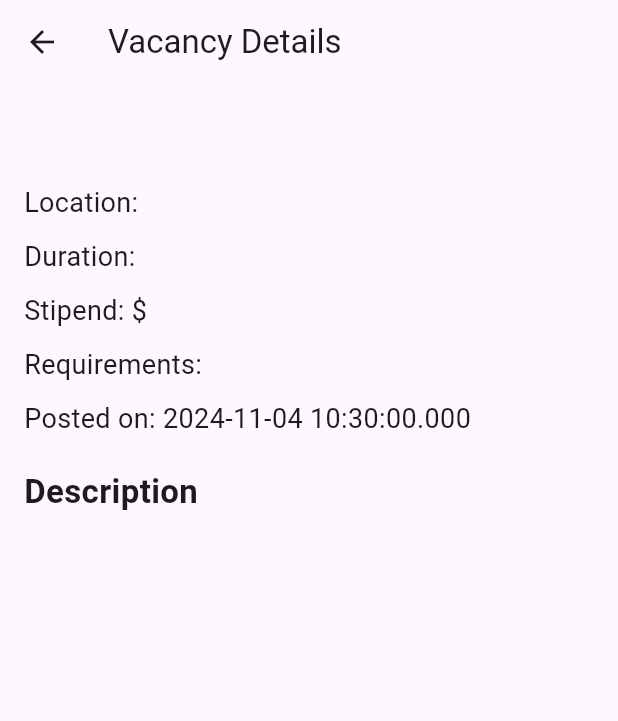
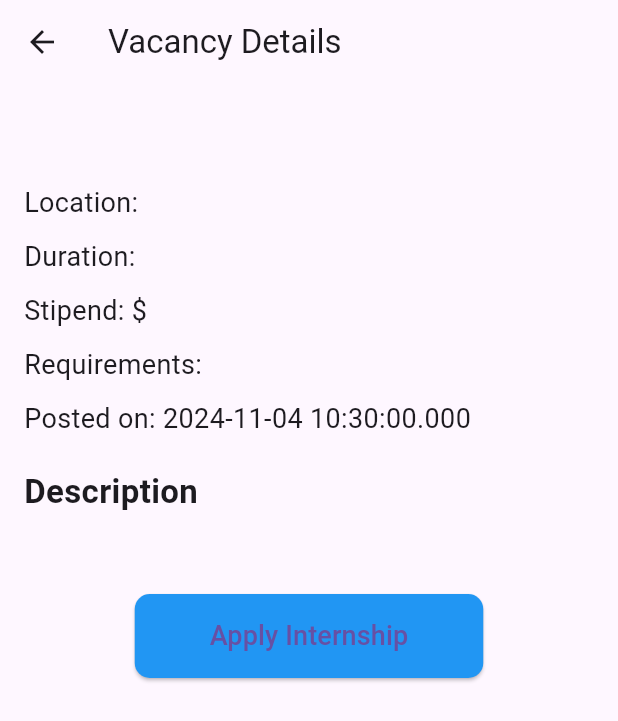
Before and after one commit to bsc-com-35-20/Intern_Hub, a Flutter app: the VacancyDetails screen opened directly with empty values, on a phone screen of 412 x 824 dp. Shown: the top 721 px of the screen. Run offline on Flutter 3.47's test engine with Material 3 defaults, Android fonts, the phone set to English and light mode, and no system bars; our stand-ins replace cloud_firestore, file_picker, firebase_auth, firebase_core, firebase_storage, fluttertoast and 1 more; accounts and stored records are empty.

```diff
--- a/lib/Home/Search.dart
+++ b/lib/Home/Search.dart
@@ -1,11 +1,13 @@
 import 'package:flutter/material.dart';
 import 'package:cloud_firestore/cloud_firestore.dart';
 import 'package:internhub/Home/Applications.dart';
+import 'package:internhub/Home/Applicationpage.dart';
 import 'package:internhub/Home/FeedbackForm.dart';
 import 'package:internhub/Home/InternshipTips.dart';
 import 'package:internhub/Home/NetworkingOpportunities.dart';
 import 'package:internhub/Home/UserDetails.dart';
 import 'package:internhub/Home/Vacancies.dart';
+
 
 void main() {
   runApp(MaterialApp(
@@ -145,17 +147,14 @@ class _SearchState extends State<Search> {
               title: Text('Your Profile'),
               onTap: () => Navigator.push(context, MaterialPageRoute(builder: (context) => UserDetails())),
             ),
-
             ListTile(
               leading: Icon(Icons.feedback),
               title: Text('Give Feedback'),
               onTap: () => Navigator.push(context, MaterialPageRoute(builder: (context) => FeedbackForm())),
             ),
-
           ],
         ),
       ),
-
       body: isLoading
           ? Center(child: CircularProgressIndicator())
           : Column(
@@ -318,6 +317,34 @@ class VacancyDetails extends StatelessWidget {
                 Text('Description', style: TextStyle(fontSize: 22, fontWeight: FontWeight.bold)),
                 SizedBox(height: 10),
                 Text(data['description'] ?? 'No Description', style: TextStyle(fontSize: 16)),
+                SizedBox(height: 20),
+                Center(
+                  child: ElevatedButton(
+                    onPressed: () {
+                      Navigator.push(
+                        context,
+                        MaterialPageRoute(
+                          builder: (context) => ApplicationPage(
+                            vacancyId: vacancyId,
+                            vacancyTitle: data['title'] ?? 'Vacancy',
+                            category: category,
+                          ),
+                        ),
+                      );
+                    },
+                    style: ElevatedButton.styleFrom(
+                      backgroundColor: Colors.blue,
+                      padding: EdgeInsets.symmetric(horizontal: 50, vertical: 15),
+                      shape: RoundedRectangleBorder(
+                        borderRadius: BorderRadius.circular(10),
+                      ),
+                    ),
+                    child: Text(
+                      'Apply Internship',
+                      style: TextStyle(fontSize: 18),
+                    ),
+                  ),
+                ),
               ],
             ),
           );
--- a/lib/Home/Vacancies.dart
+++ b/lib/Home/Vacancies.dart
@@ -12,7 +12,7 @@ class InternHubApp extends StatelessWidget {
     return MaterialApp(
       title: 'InternHub',
       theme: ThemeData(
-        primarySwatch: Colors.red,
+        primarySwatch: Colors.blue,
         visualDensity: VisualDensity.adaptivePlatformDensity,
       ),
 
```
Lines whose indentation alone changed are shown as unchanged.
